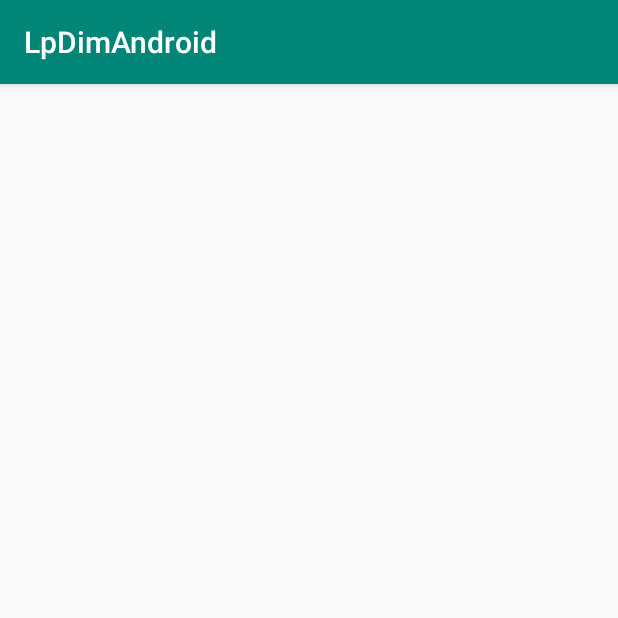
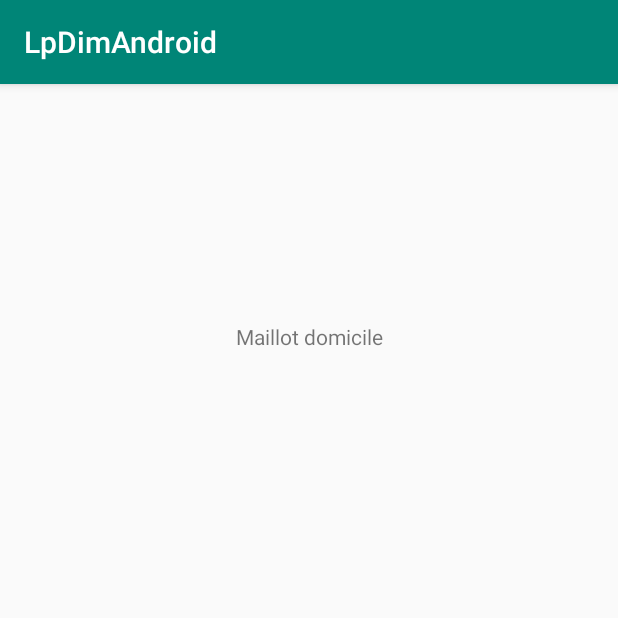
Before and after one commit to SaillyMaxence/AndroidLPDim, an Android app: the ClubInformations screen opened directly, with no data from a screen before it, on a phone screen of 412 x 824 dp, the top half of it. Run offline under Robolectric (Android 15) with nearby library versions, the phone set to English and light mode, and no system bars; our stand-ins replace Picasso; pictures from the network do not load.

Commit message:
Add description and jersay and badge club

```diff
--- a/app/src/main/res/layout/activity_club_informations.xml
+++ b/app/src/main/res/layout/activity_club_informations.xml
@@ -13,12 +13,33 @@
         <ImageView
             android:id="@+id/teamLogo"
             android:layout_width="match_parent"
-            android:layout_height="100dp" />
+            android:layout_height="100dp"
+            android:paddingTop="20dp"/>
 
         <TextView
             android:id="@+id/teamName"
             android:layout_width="match_parent"
+            android:layout_height="wrap_content"
+            android:textAlignment="center"/>
+
+        <TextView
+            android:id="@+id/teamDescription"
+            android:layout_width="match_parent"
             android:layout_height="wrap_content" />
+
+        <ImageView
+            android:id="@+id/teamJersey"
+            android:layout_width="match_parent"
+            android:layout_height="wrap_content"
+            android:paddingTop="20dp"/>
+
+        <TextView
+            android:id="@+id/MaillotLabel"
+            android:textAlignment="center"
+            android:layout_width="match_parent"
+            android:layout_height="wrap_content"
+            android:text="Maillot domicile"/>
+
 
     </LinearLayout>
 
```
Also changed, not shown: app/src/main/java/com/example/lpdimandroid/ClubInformations.java (+8 -0 lines), app/src/main/java/com/example/lpdimandroid/bean/api/Club.java (+16 -0 lines).
